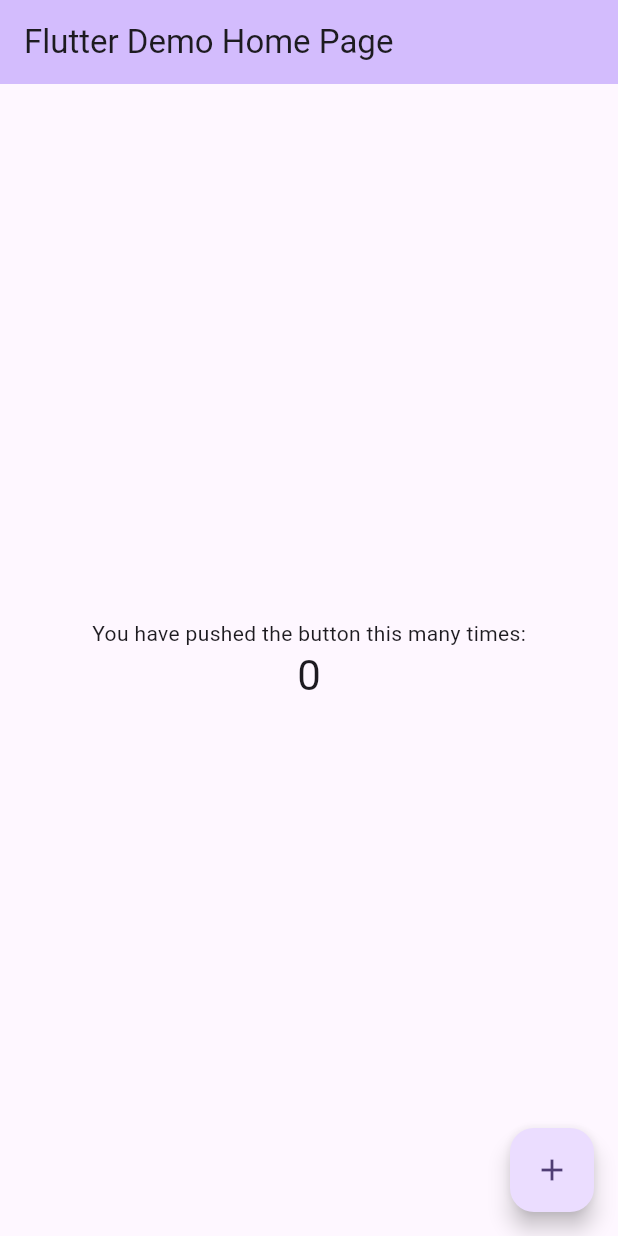
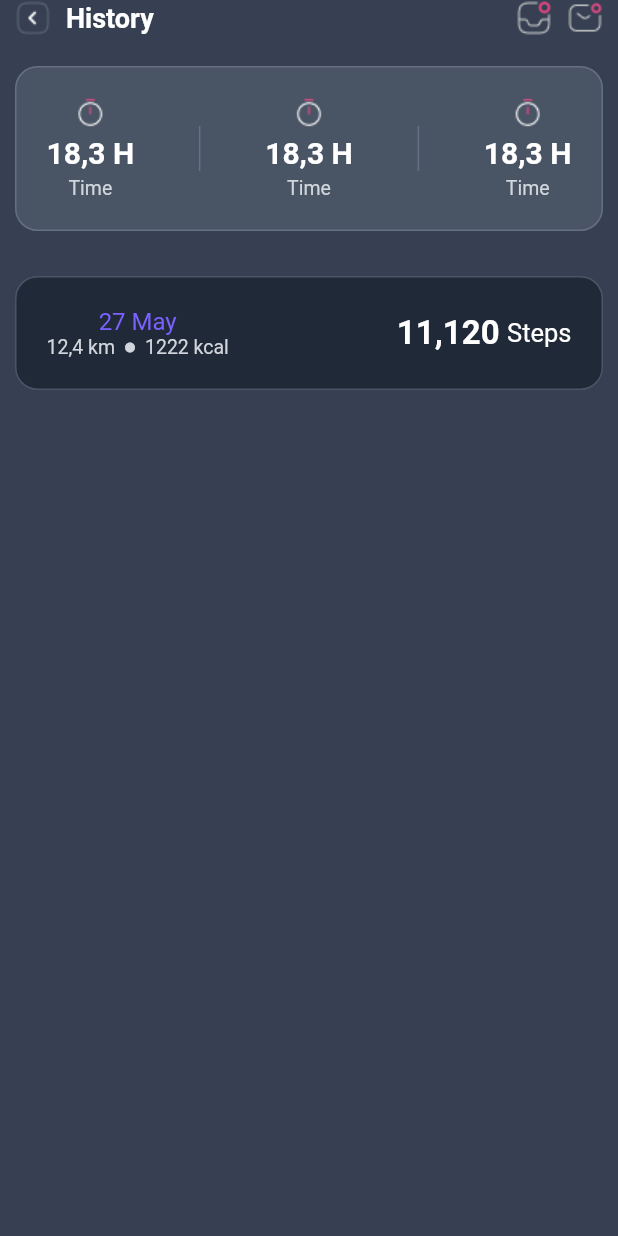
Before and after one commit to sudo-datluu/runfinity, a Flutter app: the screen it shows after launch, on a phone screen of 412 x 824 dp. Run offline on Flutter 3.47's test engine with Material 2 defaults, Android fonts, the phone set to English and light mode, and no system bars.

Commit message:
feat: history-ui

```diff
--- a/lib/main.dart
+++ b/lib/main.dart
@@ -1,125 +1,24 @@
 import 'package:flutter/material.dart';
+import 'package:flutter/services.dart';
+import 'package:runfinity/screens/history.dart';
 
 void main() {
   runApp(const MyApp());
 }
 
 class MyApp extends StatelessWidget {
-  const MyApp({super.key});
+  const MyApp({Key? key}) : super(key: key);
 
   // This widget is the root of your application.
   @override
   Widget build(BuildContext context) {
-    return MaterialApp(
-      title: 'Flutter Demo',
-      theme: ThemeData(
-        // This is the theme of your application.
-        //
-        // TRY THIS: Try running your application with "flutter run". You'll see
-        // the application has a blue toolbar. Then, without quitting the app,
-        // try changing the seedColor in the colorScheme below to Colors.green
-        // and then invoke "hot reload" (save your changes or press the "hot
-        // reload" button in a Flutter-supported IDE, or press "r" if you used
-        // the command line to start the app).
-        //
-        // Notice that the counter didn't reset back to zero; the application
-        // state is not lost during the reload. To reset the state, use hot
-        // restart instead.
-        //
-        // This works for code too, not just values: Most code changes can be
-        // tested with just a hot reload.
-        colorScheme: ColorScheme.fromSeed(seedColor: Colors.deepPurple),
-        useMaterial3: true,
-      ),
-      home: const MyHomePage(title: 'Flutter Demo Home Page'),
+    SystemChrome.setSystemUIOverlayStyle(
+        const SystemUiOverlayStyle(statusBarColor: Colors.transparent));
+
+    return const MaterialApp(
+      debugShowCheckedModeBanner: false, //turn off default debug mode
+      title: 'App',
+      home: HistoryPage(),
     );
   }
 }
-
-class MyHomePage extends StatefulWidget {
-  const MyHomePage({super.key, required this.title});
-
-  // This widget is the home page of your application. It is stateful, meaning
-  // that it has a State object (defined below) that contains fields that affect
-  // how it looks.
-
-  // This class is the configuration for the state. It holds the values (in this
-  // case the title) provided by the parent (in this case the App widget) and
-  // used by the build method of the State. Fields in a Widget subclass are
-  // always marked "final".
-
-  final String title;
-
-  @override
-  State<MyHomePage> createState() => _MyHomePageState();
-}
-
-class _MyHomePageState extends State<MyHomePage> {
-  int _counter = 0;
-
-  void _incrementCounter() {
-    setState(() {
-      // This call to setState tells the Flutter framework that something has
-      // changed in this State, which causes it to rerun the build method below
-      // so that the display can reflect the updated values. If we changed
-      // _counter without calling setState(), then the build method would not be
-      // called again, and so nothing would appear to happen.
-      _counter++;
-    });
-  }
-
-  @override
-  Widget build(BuildContext context) {
-    // This method is rerun every time setState is called, for instance as done
-    // by the _incrementCounter method above.
-    //
-    // The Flutter framework has been optimized to make rerunning build methods
-    // fast, so that you can just rebuild anything that needs updating rather
-    // than having to individually change instances of widgets.
-    return Scaffold(
-      appBar: AppBar(
-        // TRY THIS: Try changing the color here to a specific color (to
-        // Colors.amber, perhaps?) and trigger a hot reload to see the AppBar
-        // change color while the other colors stay the same.
-        backgroundColor: Theme.of(context).colorScheme.inversePrimary,
-        // Here we take the value from the MyHomePage object that was created by
-        // the App.build method, and use it to set our appbar title.
-        title: Text(widget.title),
-      ),
-      body: Center(
-        // Center is a layout widget. It takes a single child and positions it
-        // in the middle of the parent.
-        child: Column(
-          // Column is also a layout widget. It takes a list of children and
-          // arranges them vertically. By default, it sizes itself to fit its
-          // children horizontally, and tries to be as tall as its parent.
-          //
-          // Column has various properties to control how it sizes itself and
-          // how it positions its children. Here we use mainAxisAlignment to
-          // center the children vertically; the main axis here is the vertical
-          // axis because Columns are vertical (the cross axis would be
-          // horizontal).
-          //
-          // TRY THIS: Invoke "debug painting" (choose the "Toggle Debug Paint"
-          // action in the IDE, or press "p" in the console), to see the
-          // wireframe for each widget.
-          mainAxisAlignment: MainAxisAlignment.center,
-          children: <Widget>[
-            const Text(
-              'You have pushed the button this many times:',
-            ),
-            Text(
-              '$_counter',
-              style: Theme.of(context).textTheme.headlineMedium,
-            ),
-          ],
-        ),
-      ),
-      floatingActionButton: FloatingActionButton(
-        onPressed: _incrementCounter,
-        tooltip: 'Increment',
-        child: const Icon(Icons.add),
-      ), // This trailing comma makes auto-formatting nicer for build methods.
-    );
-  }
-}
--- /dev/null
+++ b/lib/screens/history.dart
@@ -0,0 +1,197 @@
+import 'package:flutter/material.dart';
+import 'package:runfinity/styles/app_colors.dart';
+import 'package:runfinity/widget/appText.dart';
+
+class HistoryPage extends StatefulWidget {
+  const HistoryPage({super.key});
+
+  @override
+  State<HistoryPage> createState() => _HistoryPageState();
+}
+
+class _HistoryPageState extends State<HistoryPage> {
+  @override
+  Widget build(BuildContext context) {
+    return Scaffold(
+      body: Container(
+        color: AppColors.neutral700,
+        padding: const EdgeInsets.symmetric(horizontal: 10),
+        child: SafeArea(
+          child: Column(
+            children: [
+              Row(
+                mainAxisAlignment: MainAxisAlignment.spaceBetween,
+                children: [
+                  Row(
+                    children: [
+                      Image.asset('images/backButton.png'),
+                      const SizedBox(
+                        width: 10,
+                      ),
+                      AppText(
+                        text: 'History',
+                        fontWeight: FontWeight.w700,
+                        size: 18,
+                      )
+                    ],
+                  ),
+                  Row(
+                    children: [
+                      Image.asset('images/direct-noti.png'),
+                      const SizedBox(
+                        width: 10,
+                      ),
+                      Image.asset('images/sms-noti.png'),
+                    ],
+                  ),
+                ],
+              ),
+              const SizedBox(
+                height: 20,
+              ),
+              Container(
+                padding:
+                    const EdgeInsets.symmetric(horizontal: 20, vertical: 20),
+                decoration: BoxDecoration(
+                  color: AppColors.neutral600,
+                  border: Border.all(color: AppColors.neutral500),
+                  borderRadius: BorderRadius.circular(15),
+                ),
+                child: Row(
+                    mainAxisAlignment: MainAxisAlignment.spaceBetween,
+                    children: [
+                      Column(
+                        children: [
+                          Image.asset('images/timer.png'),
+                          const SizedBox(
+                            height: 5,
+                          ),
+                          AppText(
+                            text: '18,3 H',
+                            fontWeight: FontWeight.w700,
+                            size: 20,
+                          ),
+                          const SizedBox(
+                            height: 5,
+                          ),
+                          AppText(
+                            text: 'Time',
+                            color: AppColors.neutral300,
+                          ),
+                        ],
+                      ),
+                      Container(
+                        height: 30,
+                        width: 1,
+                        color: AppColors.neutral500,
+                      ),
+                      Column(
+                        children: [
+                          Image.asset('images/timer.png'),
+                          const SizedBox(
+                            height: 5,
+                          ),
+                          AppText(
+                            text: '18,3 H',
+                            fontWeight: FontWeight.w700,
+                            size: 20,
+                          ),
+                          const SizedBox(
+                            height: 5,
+                          ),
+                          AppText(
+                            text: 'Time',
+                            color: AppColors.neutral300,
+                          ),
+                        ],
+                      ),
+                      Container(
+                        height: 30,
+                        width: 1,
+                        color: AppColors.neutral500,
+                      ),
+                      Column(
+                        children: [
+                          Image.asset('images/timer.png'),
+                          const SizedBox(
+                            height: 5,
+                          ),
+                          AppText(
+                            text: '18,3 H',
+                            fontWeight: FontWeight.w700,
+                            size: 20,
+                          ),
+                          const SizedBox(
+                            height: 5,
+                          ),
+                          AppText(
+                            text: 'Time',
+                            color: AppColors.neutral300,
+                          ),
+                        ],
+                      ),
+                    ]),
+              ),
+              const SizedBox(
+                height: 30,
+              ),
+              Container(
+                padding:
+                    const EdgeInsets.symmetric(horizontal: 20, vertical: 20),
+                decoration: BoxDecoration(
+                  color: AppColors.neutral800,
+                  border: Border.all(color: AppColors.neutral600),
+                  borderRadius: BorderRadius.circular(15),
+                ),
+                child: Row(
+                  mainAxisAlignment: MainAxisAlignment.spaceBetween,
+                  children: [
+                    Column(
+                      children: [
+                        AppText(
+                          text: '27 May',
+                          size: 16,
+                          color: AppColors.primary,
+                        ),
+                        Row(
+                          children: [
+                            AppText(
+                              text: '12,4 km',
+                              color: AppColors.neutral300,
+                            ),
+                            const SizedBox(
+                              width: 5,
+                            ),
+                            const Icon(
+                              Icons.fiber_manual_record,
+                              color: AppColors.neutral300,
+                              size: 10,
+                            ),
+                            const SizedBox(
+                              width: 5,
+                            ),
+                            AppText(
+                              text: '1222 kcal',
+                              color: AppColors.neutral300,
+                            ),
+                          ],
+                        )
+                      ],
+                    ),
+                    Row(
+                      children: [
+                        AppText(text: '11,120', fontWeight: FontWeight.w700, size: 22,),
+                        const SizedBox(width: 5,),
+                        AppText(text: 'Steps', size: 17,)
+                      ],
+                    )
+                  ],
+                ),
+              )
+            ],
+          ),
+        ),
+      ),
+    );
+  }
+}
--- /dev/null
+++ b/lib/widget/appText.dart
@@ -0,0 +1,28 @@
+import 'package:flutter/material.dart';
+
+// ignore: must_be_immutable
+class AppText extends StatelessWidget {
+  double size;
+  final String text;
+  final Color color;
+  final FontWeight fontWeight;
+
+  AppText(
+      {required this.text,
+      this.size = 13,
+      this.color = Colors.white,
+      this.fontWeight = FontWeight.normal,
+      super.key});
+
+  @override
+  Widget build(BuildContext context) {
+    return Text(
+      text,
+      style: TextStyle(
+        color: color,
+        fontSize: size,
+        fontWeight: fontWeight
+      ),
+    );
+  }
+}
--- a/pubspec.yaml
+++ b/pubspec.yaml
@@ -59,9 +59,8 @@ flutter:
   uses-material-design: true
 
   # To add assets to your application, add an assets section, like this:
-  # assets:
-  #   - images/a_dot_burr.jpeg
-  #   - images/a_dot_ham.jpeg
+  assets:
+    - images/
 
   # An image asset can refer to one or more resolution-specific "variants", see
   # https://flutter.dev/assets-and-images/#resolution-aware
```
Also changed, not shown: images/backButton.png (added), images/direct-noti.png (added), images/sms-noti.png (added), images/timer.png (added).
